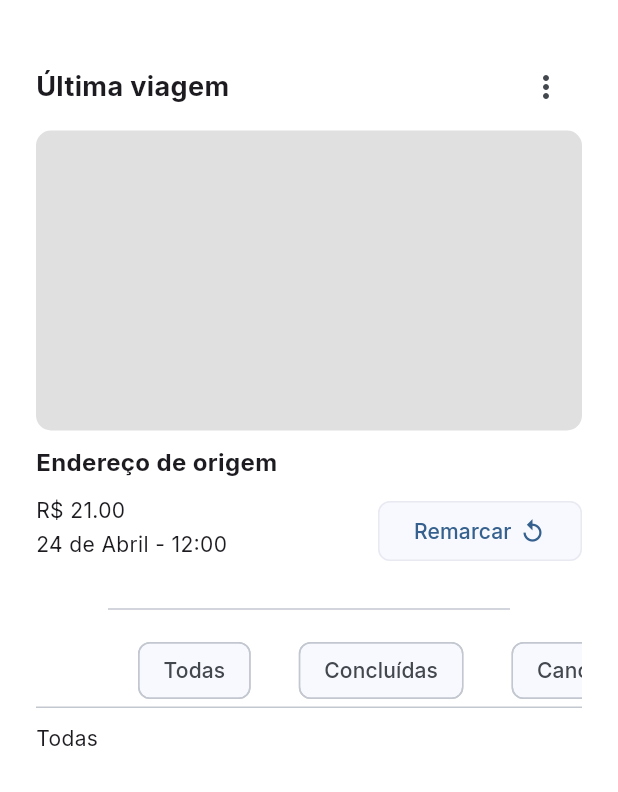
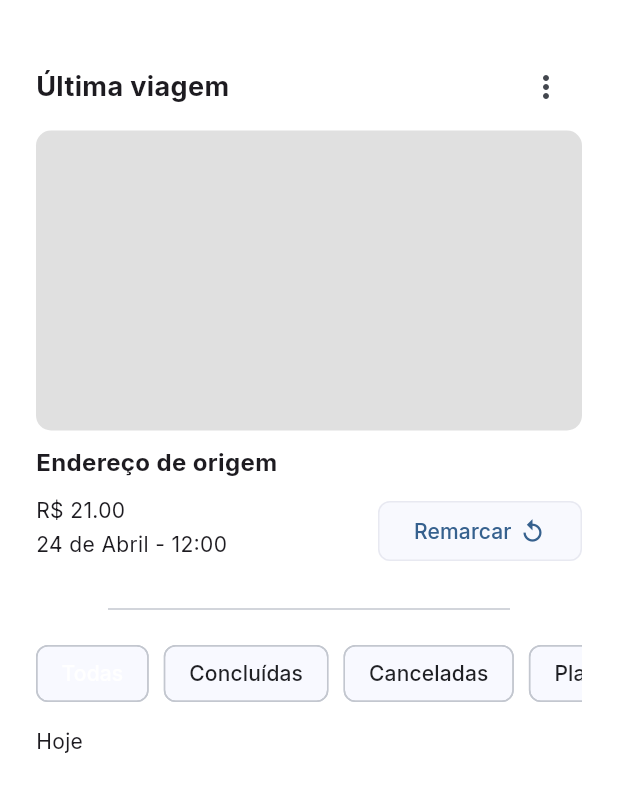
Before and after one commit to LosSantosBoys/PontoAPonto, a Flutter app: the HistoryPage screen opened directly, on a phone screen of 412 x 824 dp. Shown: the top 792 px of the screen. Run offline on Flutter 3.47's test engine with Material 3 defaults, Android fonts, the phone set to English and light mode, and no system bars; our stand-ins replace dio, flutter_dotenv, flutter_secure_storage, google_fonts, hive, mask_text_input_formatter and 1 more; accounts and stored records are empty; network calls fail.

Commit message:
implementa tabs

```diff
--- a/lib/features/home/pages/history_page.dart
+++ b/lib/features/home/pages/history_page.dart
@@ -3,8 +3,42 @@ import 'package:flutter/material.dart';
 import 'package:flutter/widgets.dart';
 import 'package:pontoaponto/features/home/widgets/section.dart';
 
-class HistoryPage extends StatelessWidget {
+class HistoryPage extends StatefulWidget {
   const HistoryPage({super.key});
+
+  @override
+  State<HistoryPage> createState() => _HistoryPageState();
+}
+
+class _HistoryPageState extends State<HistoryPage> {
+  int selectedIndex = 0;
+  final PageController controller = PageController(initialPage: 0);
+
+  @override
+  void initState() {
+    super.initState();
+    controller.addListener(() {
+      if (controller.hasClients) {
+        setState(() {
+          selectedIndex = controller.page!.toInt();
+        });
+      }
+    });
+  }
+
+  @override
+  void dispose() {
+    controller.dispose();
+    super.dispose();
+  }
+
+  void selectIndex(int index) {
+    controller.animateToPage(
+      index,
+      duration: const Duration(milliseconds: 300),
+      curve: Curves.easeInOut,
+    );
+  }
 
   @override
   Widget build(BuildContext context) {
@@ -81,47 +115,89 @@ class HistoryPage extends StatelessWidget {
             const SizedBox(height: 10),
             const Divider(endIndent: 48, indent: 48),
             const SizedBox(height: 10),
-            DefaultTabController(
-              length: 4,
-              child: Column(
+            SizedBox(
+              height: 50,
+              child: ListView(
+                shrinkWrap: true,
+                scrollDirection: Axis.horizontal,
                 children: [
-                  const TabBar(
-                    indicator: BoxDecoration(),
-                    isScrollable: true,
-                    tabs: [
-                      Tab(child: Chip(label: Text("Todas"))),
-                      Tab(child: Chip(label: Text("Concluídas"))),
-                      Tab(child: Chip(label: Text("Canceladas"))),
-                      Tab(child: Chip(label: Text("Planejadas"))),
+                  RawChip(
+                    label: Text(
+                      "Todas",
+                      style: TextStyle(
+                        color: selectedIndex == 0 ? Colors.white : const Color(0xFF1F2024),
+                      ),
+                    ),
+                    selected: selectedIndex == 0,
+                    onSelected: (value) => selectIndex(value ? 0 : selectedIndex),
+                    showCheckmark: false,
+                  ),
+                  const SizedBox(width: 10),
+                  RawChip(
+                    label: Text(
+                      "Concluídas",
+                      style: TextStyle(
+                        color: selectedIndex == 1 ? Colors.white : const Color(0xFF1F2024),
+                      ),
+                    ),
+                    selected: selectedIndex == 1,
+                    onSelected: (value) => selectIndex(value ? 1 : selectedIndex),
+                    showCheckmark: false,
+                  ),
+                  const SizedBox(width: 10),
+                  RawChip(
+                    label: Text(
+                      "Canceladas",
+                      style: TextStyle(
+                        color: selectedIndex == 2 ? Colors.white : const Color(0xFF1F2024),
+                      ),
+                    ),
+                    selected: selectedIndex == 2,
+                    onSelected: (value) => selectIndex(value ? 2 : selectedIndex),
+                    showCheckmark: false,
+                  ),
+                  const SizedBox(width: 10),
+                  RawChip(
+                    label: Text(
+                      "Planejadas",
+                      style: TextStyle(
+                        color: selectedIndex == 3 ? Colors.white : const Color(0xFF1F2024),
+                      ),
+                    ),
+                    selected: selectedIndex == 3,
+                    onSelected: (value) => selectIndex(value ? 3 : selectedIndex),
+                    showCheckmark: false,
+                  ),
+                  const SizedBox(width: 10),
                 ],
+              ),
             ),
             const SizedBox(height: 10),
             SizedBox(
+              width: double.infinity,
               height: 600,
-                    child: TabBarView(
+              child: PageView(
+                controller: controller,
                 children: [
-                        // Todas
+                  // Hoje
                   ListView(
                     shrinkWrap: true,
-                          children: [Text("Todas")],
+                    children: [Text("Hoje")],
                   ),
-                        // Concluídas
+                  // Ontem
                   ListView(
                     shrinkWrap: true,
-                          children: [Text("Concluídas")],
+                    children: [Text("Ontem")],
                   ),
-                        // Canceladas
+                  // Semana
                   ListView(
                     shrinkWrap: true,
-                          children: [Text("Canceladas")],
+                    children: [Text("Semana")],
                   ),
-                        // Planejadas
+                  // Mês
                   ListView(
                     shrinkWrap: true,
-                          children: [Text("Planejadas")],
-                        ),
-                      ],
-                    ),
+                    children: [Text("Mês")],
                   ),
                 ],
               ),
```
Lines whose indentation alone changed are shown as unchanged.
